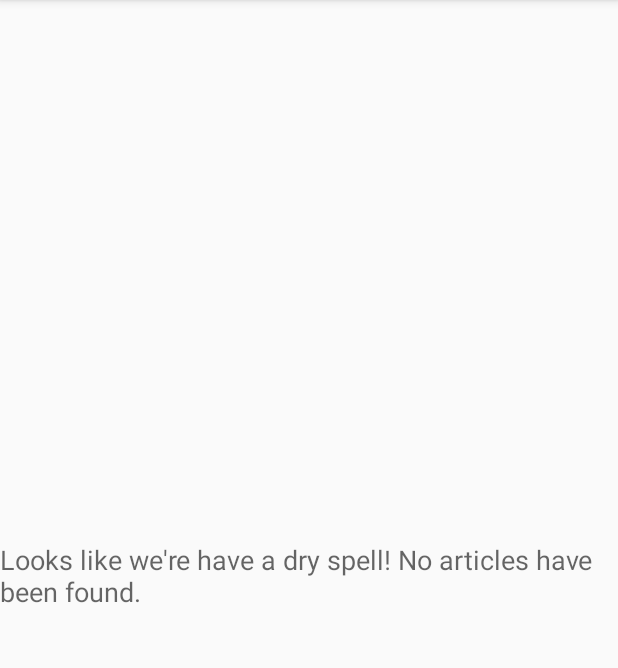
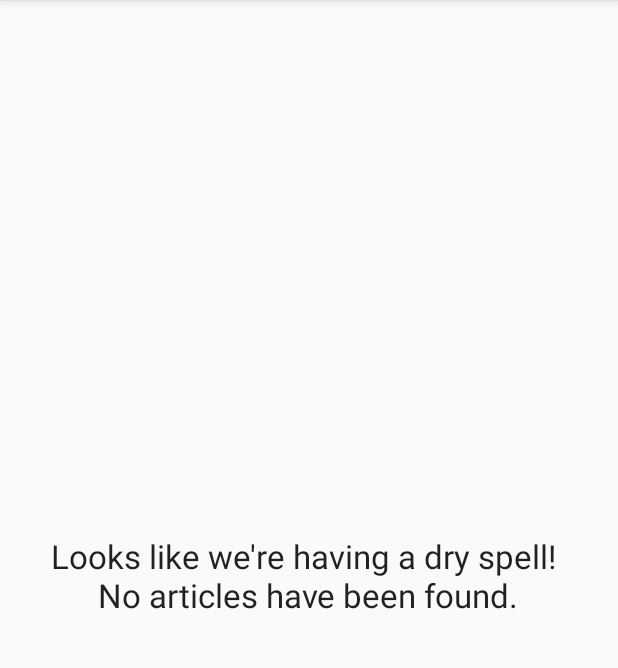
Before and after one commit to alianza-clyne/ABND-News-By-Alianza, an Android app: the screen it shows after launch (NewsActivity), on a phone screen of 412 x 824 dp, the part 84-752 px from its top. Run offline under Robolectric (Android 15) with nearby library versions, the phone set to English and light mode, and no system bars.

Commit message:
Updated text in "no articles found" String in strings.xml.

```diff
--- a/app/src/main/res/layout/news_activity.xml
+++ b/app/src/main/res/layout/news_activity.xml
@@ -20,7 +20,8 @@
         android:layout_width="wrap_content"
         android:layout_height="wrap_content"
         android:layout_centerInParent="true"
-        android:textAppearance="?android:textAppearanceMedium"/>
+        android:gravity="center_horizontal"
+        android:textAppearance="?android:textAppearanceLarge"/>
 
     <!-- Loading indicator is only shown before the first load -->
     <ProgressBar
--- a/app/src/main/res/values/strings.xml
+++ b/app/src/main/res/values/strings.xml
@@ -8,12 +8,15 @@
     <string name="near_the">Near the</string>
 
     <!-- Text to display in the list when there are no news [CHAR LIMIT=NONE] -->
-    <string name="no_news_articles_found">Looks like we\'re have a dry spell! No articles have been found.</string>
+    <string name="no_news_articles_found">
+        Looks like we\'re having a dry spell!
+        \nNo articles have been found.</string>
 
     <!-- Error message when there is no internet connectivity [CHAR LIMIT=NONE] -->
     <string name="no_internet_connection">
         Uh oh! It appears you have no internet connection!
-        Bring us to life by turning on your wi-fi or mobile data. We promise, you won\'t regret it!
+        \nBring us to life by turning on your Wi-Fi or mobile data.
+        \nWe promise, you won\'t regret it!
     </string>
 
 </resources>
```
